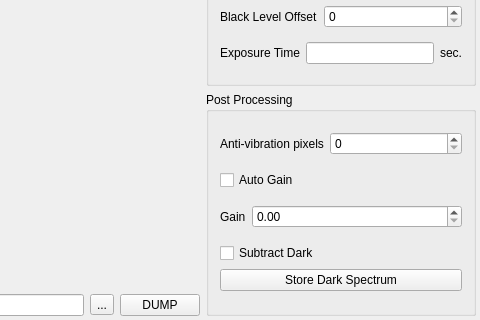
This is modules/optics/core/digitalcameraform.ui in northriv/KAME as Qt 5 draws it before an edit; both pictures show x 244 to 724 and y 143 to 463 of the 724 by 463 pixel window. The edited form follows.
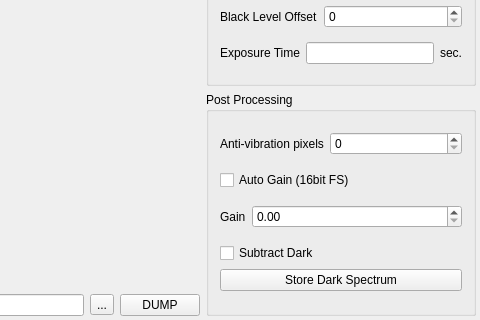
This is the edited form. Custom widgets are drawn as their Qt base class.

Patch:
```diff
--- a/modules/optics/core/digitalcameraform.ui
+++ b/modules/optics/core/digitalcameraform.ui
@@ -394,7 +394,7 @@
        <item>
         <widget class="QCheckBox" name="m_ckbAutoGainProcessed">
          <property name="text">
-          <string>Auto Gain</string>
+          <string>Auto Gain (16bit FS)</string>
          </property>
         </widget>
        </item>
```
